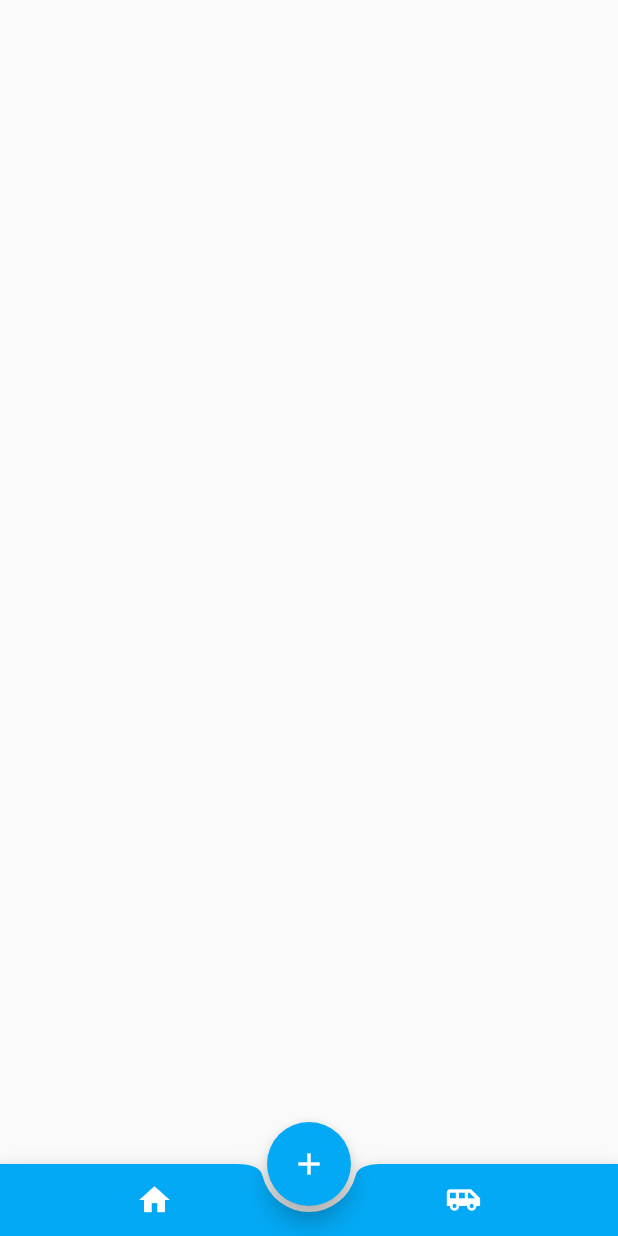
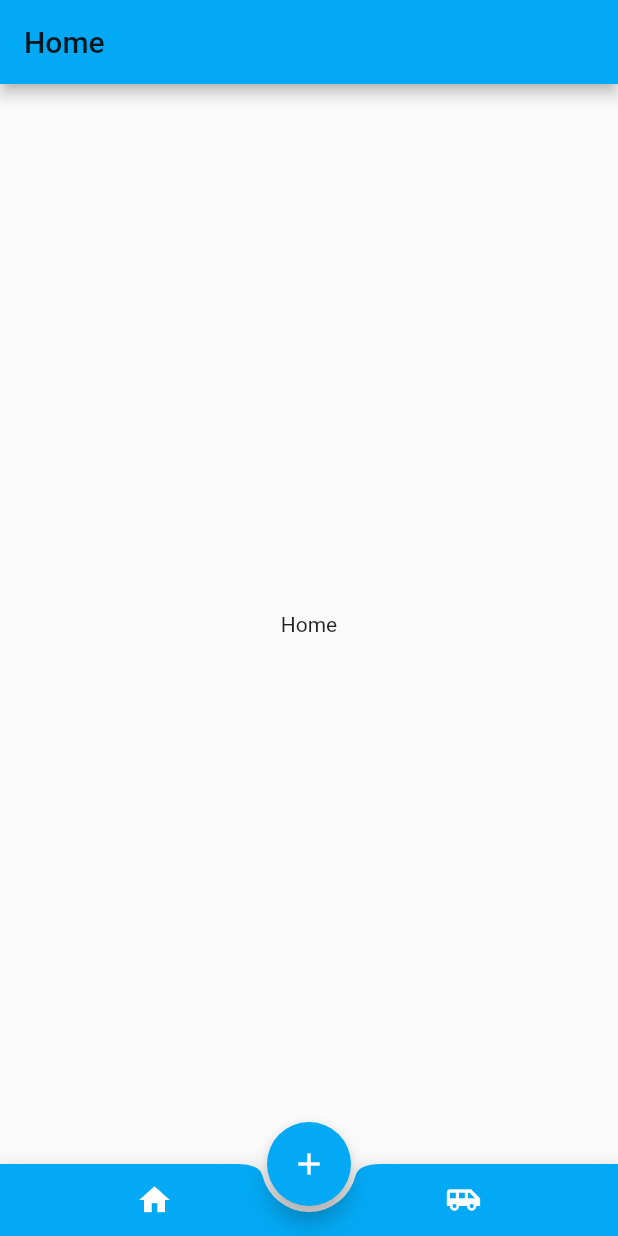
Before and after one commit to TiezhuGG/20_flutter_demo, a Flutter app: the screen it shows after launch, after a tap on the "home" icon, on a phone screen of 412 x 824 dp. Run offline on Flutter 3.47's test engine with Material 2 defaults, Android fonts, the phone set to English and light mode, and no system bars.

Commit message:
'动态切换底部导航'

```diff
--- a/lib/demo2/bottom_appbar_demo.dart
+++ b/lib/demo2/bottom_appbar_demo.dart
@@ -1,5 +1,6 @@
 // 不规则底部导航
 import 'package:flutter/material.dart';
+import './each_view.dart';
 
 class BotttomAppBarDemo extends StatefulWidget {
   BotttomAppBarDemo({Key key}) : super(key: key);
@@ -8,11 +9,27 @@ class BotttomAppBarDemo extends StatefulWidget {
 }
 
 class _BotttomAppBarDemoState extends State<BotttomAppBarDemo> {
+  List<Widget> _eachView;
+  int _index = 0;
+  @override
+  void initState() {
+    super.initState();
+    _eachView = List();
+    _eachView..add(EachView('Home'))..add(EachView('92Afa'));
+  }
+
   @override
   Widget build(BuildContext context) {
     return Scaffold(
+      body: _eachView[_index],
       floatingActionButton: FloatingActionButton(
-        onPressed: () {},
+        onPressed: () {
+          Navigator.of(context).push(
+            MaterialPageRoute(builder: (BuildContext context) {
+              return EachView('New Page');
+            }),
+          );
+        },
         tooltip: '点击我',
         child: Icon(
           Icons.add,
@@ -30,12 +47,20 @@ class _BotttomAppBarDemoState extends State<BotttomAppBarDemo> {
             IconButton(
               icon: Icon(Icons.home),
               color: Colors.white,
-              onPressed: () {},
+              onPressed: () {
+                setState(() {
+                  _index = 0;
+                });
+              },
             ),
             IconButton(
               icon: Icon(Icons.airport_shuttle),
               color: Colors.white,
-              onPressed: () {},
+              onPressed: () {
+                setState(() {
+                  _index = 1;
+                });
+              },
             ),
           ],
         ),
--- /dev/null
+++ b/lib/demo2/each_view.dart
@@ -0,0 +1,21 @@
+// 动态切换底部导航栏
+import 'package:flutter/material.dart';
+
+class EachView extends StatefulWidget {
+  String _title;
+  EachView(this._title);
+  @override
+  _EachViewState createState() => _EachViewState();
+}
+
+class _EachViewState extends State<EachView> {
+  @override
+  Widget build(BuildContext context) {
+    return Scaffold(
+      appBar: AppBar(title: Text(widget._title),),
+      body: Center(
+        child: Text(widget._title),
+      ),
+    );
+  }
+}
```
